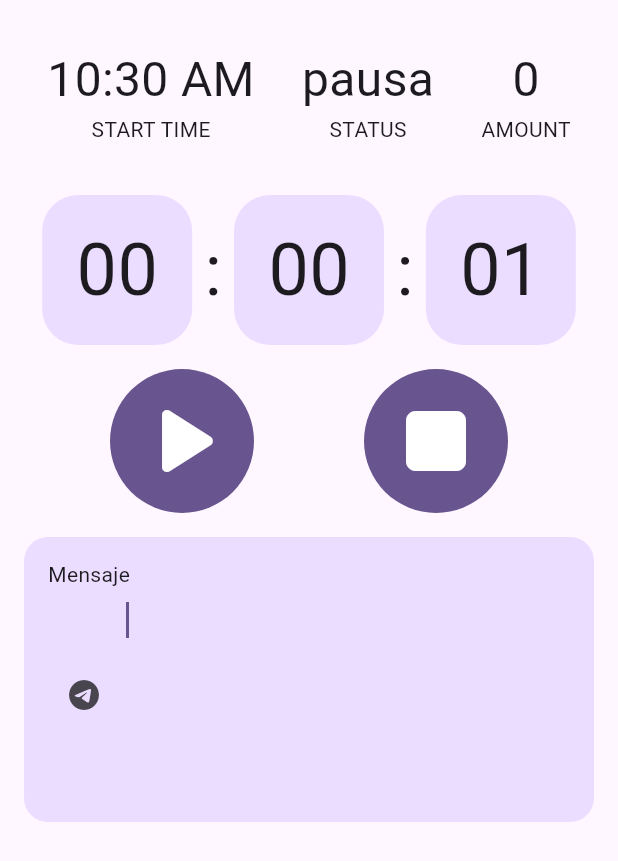
After one commit to dasH128/control_timer_app, a Flutter app: the screen it shows after launch, after a tap on the "play arrow" icon, after a tap on the "pause" icon, on a phone screen of 412 x 824 dp. The commit adds this screen. Shown: the top 861 px of the screen. Run offline on Flutter 3.47's test engine with Material 2 defaults, Android fonts, the light colour scheme and no system bars; our stand-ins replace flutter_riverpod.

Commit message:
app de control de pausas

```diff
--- /dev/null
+++ b/lib/configs/helpers/format_two_digits.dart
@@ -0,0 +1 @@
+  String twoDigits(int n) => n.toString().padLeft(2, '0');
--- /dev/null
+++ b/lib/configs/helpers/helpers.dart
@@ -0,0 +1 @@
+export './format_two_digits.dart';
--- /dev/null
+++ b/lib/presentation/providers/home_provider.dart
@@ -0,0 +1,154 @@
+import 'dart:async';
+
+import 'package:control_timer_app/configs/helpers/helpers.dart';
+import 'package:flutter_riverpod/flutter_riverpod.dart';
+
+final timeProvider = StateNotifierProvider<TimeNotifier, TimeState>(
+  (ref) => TimeNotifier(),
+);
+
+class TimeNotifier extends StateNotifier<TimeState> {
+  Timer? timer;
+  TimeNotifier() : super(TimeState(listTime: [], dateInit: DateTime.now()));
+
+  startTimer() {
+    if (state.status == TimeStatus.none || state.status == TimeStatus.pausa) {
+      state = state.copyWith(status: TimeStatus.start);
+
+      timer = Timer.periodic(const Duration(seconds: 1), (timer) {
+        addTime();
+      });
+    }
+  }
+
+  addTime() {
+    var newTime = state.time + 1;
+    state = state.copyWith(time: newTime, duration: Duration(seconds: newTime));
+  }
+
+  pauseTimer() {
+    state = state.copyWith(status: TimeStatus.pausa);
+    timer?.cancel();
+  }
+}
+
+class TimeState {
+  final DateTime dateInit;
+  final DateTime? dateInitPause;
+  final List<String> listTime;
+  final Duration duration;
+  final int time;
+  final TimeStatus status;
+
+  TimeState({
+    required this.dateInit,
+    this.dateInitPause,
+    required this.listTime,
+    this.duration = const Duration(seconds: 0),
+    this.time = 0,
+    this.status = TimeStatus.none,
+  });
+
+  TimeState copyWith({
+    DateTime? dateInitPause,
+    List<String>? listTime,
+    int? time,
+    Duration? duration,
+    TimeStatus? status,
+  }) {
+    return TimeState(
+      dateInit: dateInit,
+      dateInitPause: dateInitPause ?? this.dateInitPause,
+      listTime: listTime ?? this.listTime,
+      duration: duration ?? this.duration,
+      time: time ?? this.time,
+      status: status ?? this.status,
+    );
+  }
+
+  String get getDateInitInText {
+    var minute = twoDigits(dateInit.minute);
+    var hour = twoDigits(dateInit.hour);
+    var symbol = (dateInit.hour >= 12) ? 'PM' : 'AM';
+    return '$hour:$minute $symbol';
+  }
+}
+
+enum TimeStatus {
+  none,
+  start,
+  pausa,
+  fin,
+}
+
+final pauseProvider =
+    StateNotifierProvider.autoDispose<PauseNotifier, PauseState>(
+  (ref) => PauseNotifier(),
+);
+
+class PauseNotifier extends StateNotifier<PauseState> {
+  PauseNotifier() : super(PauseState(messages: []));
+
+  addTimeToListPause() {
+    if (state.dateInitPause == null) return;
+
+    var dateEndPause = DateTime.now();
+    var dif = dateEndPause.difference(state.dateInitPause!);
+    var newMessage = MessageEntity(
+      time: dif.toString(),
+      message: state.message,
+    );
+    var newMessages = [...state.messages, newMessage];
+    updateState(messages: newMessages);
+  }
+
+  startPause() {
+    updateState(dateInitPause: DateTime.now(), message: '');
+  }
+
+  updateState({
+    String? message,
+    List<MessageEntity>? messages,
+    DateTime? dateInitPause,
+  }) {
+    state = state.copyWith(
+      message: message,
+      messages: messages,
+      dateInitPause: dateInitPause,
+    );
+  }
+}
+
+class PauseState {
+  final String message;
+  final DateTime? dateInitPause;
+  final List<MessageEntity> messages;
+
+  PauseState({
+    this.message = '',
+    this.dateInitPause,
+    required this.messages,
+  });
+
+  PauseState copyWith({
+    String? message,
+    DateTime? dateInitPause,
+    List<MessageEntity>? messages,
+  }) {
+    return PauseState(
+      message: message ?? this.message,
+      dateInitPause: dateInitPause ?? this.dateInitPause,
+      messages: messages ?? this.messages,
+    );
+  }
+}
+
+class MessageEntity {
+  final String time;
+  final String message;
+
+  MessageEntity({
+    required this.time,
+    required this.message,
+  });
+}
--- /dev/null
+++ b/lib/presentation/screens/home_screen.dart
@@ -0,0 +1,246 @@
+import 'package:control_timer_app/configs/helpers/helpers.dart';
+import 'package:control_timer_app/presentation/providers/home_provider.dart';
+import 'package:control_timer_app/presentation/widgets/widgets.dart';
+import 'package:flutter_riverpod/flutter_riverpod.dart';
+import 'package:flutter/material.dart';
+
+class HomeScreen extends ConsumerWidget {
+  const HomeScreen({super.key});
+
+  @override
+  Widget build(BuildContext context, WidgetRef ref) {
+    var state = ref.watch(timeProvider);
+    return Scaffold(
+      body: Column(
+        children: [
+          const SizedBox(height: 30),
+          const _HeaderView(),
+          const _TimeTextView(),
+          SizedBox(height: (state.status == TimeStatus.none) ? 260 : 16),
+          const _TimeButtonView(),
+          (state.status == TimeStatus.none)
+              ? Container()
+              : (state.status == TimeStatus.pausa)
+                  ? const _FormularioPausaView()
+                  : const _ListRegisterTimesView(),
+          // (state.status == TimeStatus.pausa)
+          //     ? const _FormularioPausaView()
+          //     : const _ListRegisterTimesView(),
+        ],
+      ),
+    );
+  }
+}
+
+class _HeaderView extends ConsumerWidget {
+  const _HeaderView();
+
+  @override
+  Widget build(BuildContext context, WidgetRef ref) {
+    var state = ref.watch(timeProvider);
+    var state2 = ref.watch(pauseProvider);
+
+    final color = Theme.of(context).colorScheme;
+    TextStyle style = TextStyle(color: color.onSurface, fontSize: 32);
+
+    return SizedBox(
+      width: double.infinity,
+      height: 100,
+      child: Row(
+        mainAxisAlignment: MainAxisAlignment.spaceEvenly,
+        children: [
+          Column(
+            children: [
+              Text(state.getDateInitInText, style: style),
+              const Text('START TIME'),
+            ],
+          ),
+          Column(
+            children: [
+              Text(state.status.name, style: style),
+              const Text('STATUS'),
+            ],
+          ),
+          Column(
+            children: [
+              Text(state2.messages.length.toString(), style: style),
+              const Text('AMOUNT'),
+            ],
+          ),
+        ],
+      ),
+    );
+  }
+}
+
+class _FormularioPausaView extends ConsumerWidget {
+  const _FormularioPausaView();
+
+  @override
+  Widget build(BuildContext context, WidgetRef ref) {
+    return Expanded(
+      child: Container(
+        margin: const EdgeInsets.all(16),
+        child: ListView(
+          children: [
+            Column(
+              children: [
+                CustomInputTextAreaWidget(
+                  prefixIcon: const Icon(Icons.telegram),
+                  label: 'Mensaje',
+                  onChanged: (value) {
+                    ref
+                        .read(pauseProvider.notifier)
+                        .updateState(message: value);
+                  },
+                ),
+              ],
+            )
+          ],
+        ),
+      ),
+    );
+  }
+}
+
+class _ListRegisterTimesView extends ConsumerWidget {
+  const _ListRegisterTimesView();
+
+  @override
+  Widget build(BuildContext context, WidgetRef ref) {
+    final color = Theme.of(context).colorScheme;
+    var status = ref.watch(pauseProvider);
+
+    List<MessageEntity> list = status.messages;
+    if (list.isEmpty) {
+      return const Expanded(
+        child: Center(
+          child: Text('0 Elements in the list'),
+        ),
+      );
+    }
+    return Expanded(
+      child: ListView.builder(
+        itemCount: list.length,
+        itemBuilder: (_, i) {
+          MessageEntity messageEntity = list[i];
+          return Container(
+            margin: const EdgeInsets.all(8),
+            padding: const EdgeInsets.all(4),
+            decoration: BoxDecoration(
+              borderRadius: BorderRadius.circular(16),
+              color: color.primaryContainer,
+            ),
+            child: Material(
+              color: Colors.transparent,
+              child: ListTile(
+                leading: const Icon(Icons.flag_rounded),
+                title: Text(messageEntity.message),
+                subtitle: Text('time: ${messageEntity.time}'),
+              ),
+            ),
+          );
+        },
+      ),
+    );
+  }
+}
+
+class _TimeButtonView extends ConsumerWidget {
+  const _TimeButtonView();
+
+  @override
+  Widget build(BuildContext context, WidgetRef ref) {
+    var state = ref.watch(timeProvider);
+
+    return Row(
+      mainAxisAlignment: MainAxisAlignment.spaceEvenly,
+      children: [
+        (state.status == TimeStatus.none || state.status == TimeStatus.pausa)
+            ? IconButton.filled(
+                icon: const Icon(Icons.play_arrow_rounded, size: 80),
+                onPressed: () {
+                  ref.read(timeProvider.notifier).startTimer();
+                  ref.read(pauseProvider.notifier).addTimeToListPause();
+                },
+              )
+            : IconButton.filled(
+                icon: const Icon(Icons.pause_rounded, size: 80),
+                onPressed: () {
+                  ref.read(timeProvider.notifier).pauseTimer();
+                  ref.read(pauseProvider.notifier).startPause();
+                },
+              ),
+        if (state.status != TimeStatus.none)
+          IconButton.filled(
+            icon: const Icon(Icons.stop_rounded, size: 80),
+            onPressed: () async {
+              ref.read(timeProvider.notifier).timer?.cancel();
+              ref.invalidate(timeProvider);
+              ref.invalidate(pauseProvider);
+            },
+          ),
+      ],
+    );
+  }
+}
+
+class _TimeTextView extends ConsumerWidget {
+  const _TimeTextView();
+
+  @override
+  Widget build(BuildContext context, WidgetRef ref) {
+    final color = Theme.of(context).colorScheme;
+    TextStyle style = TextStyle(color: color.onSurface, fontSize: 48);
+    var state = ref.watch(timeProvider);
+    var seconds = state.duration.inSeconds.remainder(60);
+    var minutes = state.duration.inMinutes.remainder(60);
+    var hours = state.duration.inHours;
+
+    return SizedBox(
+      height: 100,
+      child: Row(
+        mainAxisAlignment: MainAxisAlignment.center,
+        children: [
+          TimeTextBoxWidget(text: twoDigits(hours)),
+          Container(
+            padding: const EdgeInsets.symmetric(horizontal: 8),
+            child: Text(':', style: style),
+          ),
+          TimeTextBoxWidget(text: twoDigits(minutes)),
+          Container(
+            padding: const EdgeInsets.symmetric(horizontal: 8),
+            child: Text(':', style: style),
+          ),
+          TimeTextBoxWidget(text: twoDigits(seconds)),
+        ],
+      ),
+    );
+  }
+}
+
+class TimeTextBoxWidget extends StatelessWidget {
+  final String text;
+  const TimeTextBoxWidget({
+    super.key,
+    required this.text,
+  });
+
+  @override
+  Widget build(BuildContext context) {
+    final color = Theme.of(context).colorScheme;
+    TextStyle style = TextStyle(color: color.onSurface, fontSize: 48);
+
+    return Container(
+      height: 100,
+      width: 100,
+      decoration: BoxDecoration(
+        color: color.primaryContainer,
+        borderRadius: BorderRadius.circular(24),
+      ),
+      child: Center(
+        child: Text(text, style: style),
+      ),
+    );
+  }
+}
--- /dev/null
+++ b/lib/presentation/widgets/custom_input_text_area_widget.dart
@@ -0,0 +1,77 @@
+
+import 'package:flutter/material.dart';
+
+class CustomInputTextAreaWidget extends StatelessWidget {
+  final String? label;
+  final String? hintText;
+  final bool obscureText;
+  final Widget? prefixIcon;
+  final Widget? suffixIcon;
+  final bool? readOnly;
+  final Function(String)? onChanged;
+  final Function()? onTap;
+
+  const CustomInputTextAreaWidget({
+    super.key,
+    this.label,
+    this.hintText,
+    this.obscureText = false,
+    this.prefixIcon,
+    this.suffixIcon,
+    this.readOnly = false,
+    this.onChanged,
+    this.onTap,
+  });
+
+  @override
+  Widget build(BuildContext context) {
+    ColorScheme color = Theme.of(context).colorScheme;
+
+    return Container(
+      decoration: BoxDecoration(
+          color: color.primaryContainer,
+          borderRadius: const BorderRadius.all(Radius.circular(16))),
+      padding: const EdgeInsets.only(top: 0, bottom: 0, left: 16, right: 8),
+      height: 190,
+      child: Column(
+        mainAxisAlignment: MainAxisAlignment.center,
+        crossAxisAlignment: CrossAxisAlignment.start,
+        children: [
+          Text(label ?? ''),
+          const SizedBox(height: 8),
+          Container(
+            color: Colors.transparent,
+            height: 132,
+            child: TextFormField(
+              keyboardType: TextInputType.multiline,
+              maxLines: 5,
+              textAlignVertical: TextAlignVertical.center,
+              autofocus: true,
+              onTap: onTap,
+              onChanged: onChanged,
+              readOnly: readOnly!,
+              decoration: InputDecoration(
+                suffixIcon: suffixIcon,
+                prefixIcon: prefixIcon,
+                // labelText: label,
+                border: InputBorder.none,
+                enabledBorder: InputBorder.none,
+                focusedBorder: InputBorder.none,
+                hintText: hintText,
+                hintStyle: Theme.of(context).textTheme.bodyLarge,
+                errorMaxLines: 2,
+                errorStyle: const TextStyle(fontSize: 11, height: 1),
+                contentPadding: EdgeInsets.only(
+                  left: 0,
+                  right: 0,
+                  top: 0,
+                  bottom: (prefixIcon == null) ? 16 : 4,
+                ),
+              ),
+            ),
+          ),
+        ],
+      ),
+    );
+  }
+}
--- /dev/null
+++ b/lib/presentation/widgets/widgets.dart
@@ -0,0 +1,2 @@
+export 'custom_input_text_area_widget.dart';
+export 'custom_input_widget.dart';
```
Also changed, not shown: lib/main.dart (+10 -50 lines), lib/presentation/widgets/custom_input_widget.dart (added, +74 -0 lines), pubspec.yaml (+4 -15 lines), pubspec.lock, 3 other files.
